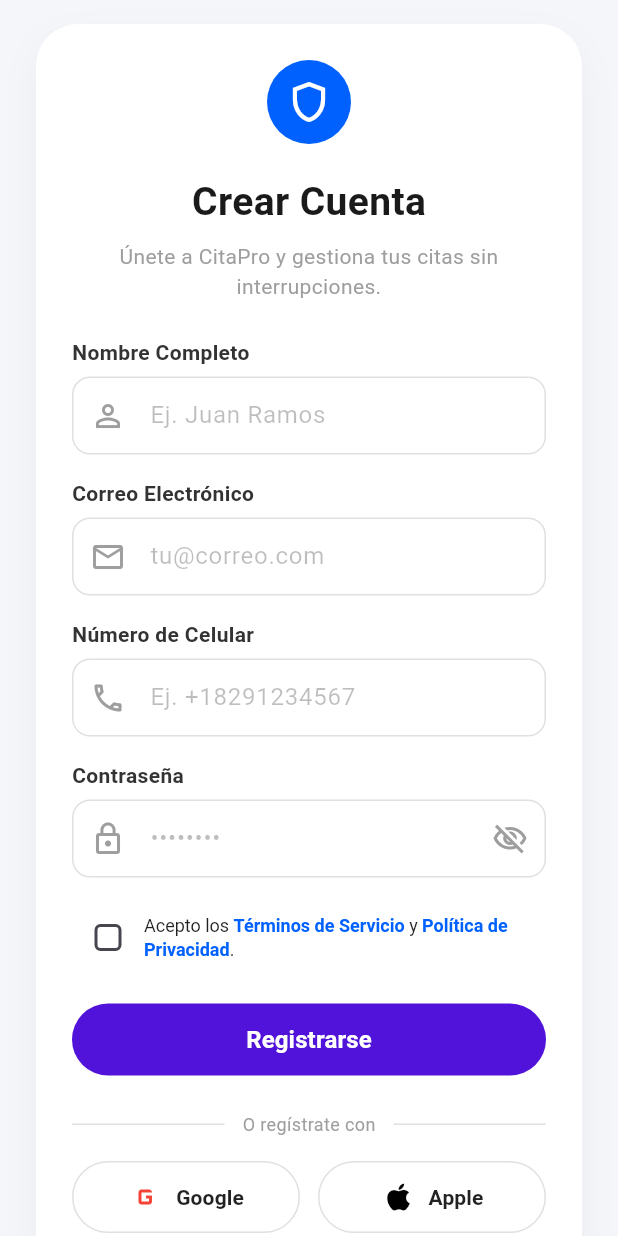
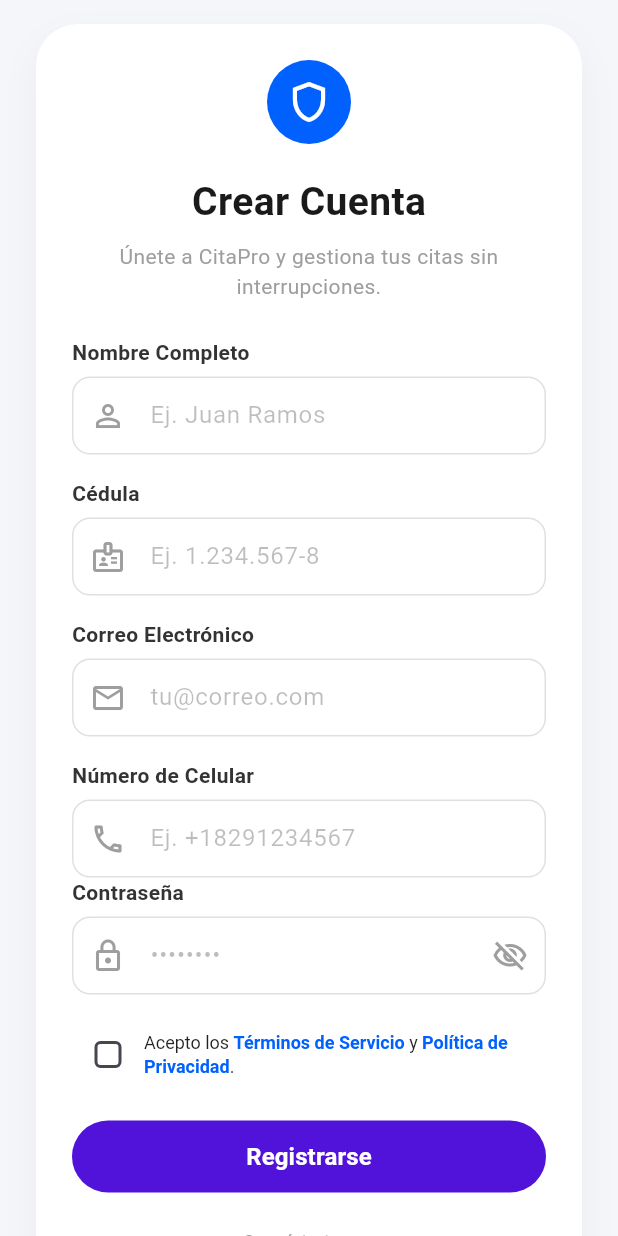
Before and after one commit to OliverRD/CitaPro, a Flutter app: the RegisterScreen screen opened directly, on a phone screen of 412 x 824 dp. Run offline on Flutter 3.47's test engine with Material 3 defaults, Android fonts, the phone set to English and light mode, and no system bars; our stand-ins replace image_picker, supabase_flutter; missing offline and left inert: crypt; accounts and stored records are empty; network calls fail.

Commit message:
Revert "Codigo bueno no cambiarlo"
This reverts commit c4aadb464f630f0a9e89c29c40d1195712c71fd4.

```diff
--- a/lib/data/repositories/auth_repository_mock.dart
+++ b/lib/data/repositories/auth_repository_mock.dart
@@ -10,6 +10,7 @@
     if (email == 'test@citapro.com' && password == '123456') {
       return {
         'nombreUser': 'Usuario',
+        'apellidoUser': 'Prueba',
         'correoUser': email,
         'auth_id': 'mock-uuid-123',
         'id_rol': 2,
@@ -22,6 +23,7 @@
   @override
   Future<void> signUp({
     required String name,
+    required String cedula,
     required String email,
     required String password,
     required String cellphone,
--- a/lib/domain/repositories/auth_repository.dart
+++ b/lib/domain/repositories/auth_repository.dart
@@ -6,6 +6,7 @@
 
   Future<void> signUp({
     required String name,
+    required String cedula,
     required String email,
     required String password,
     required String cellphone,
--- a/lib/presentation/views/profile_screen.dart
+++ b/lib/presentation/views/profile_screen.dart
@@ -235,7 +235,7 @@
                               const Divider(height: 24),
                               _buildInfoRow(
                                 'Número de Teléfono',
-                                viewModel.userPhone,
+                                '+1 (555) 123-4567',
                               ),
                             ],
                           ),
--- a/lib/presentation/views/register_screen.dart
+++ b/lib/presentation/views/register_screen.dart
@@ -13,6 +13,7 @@
   final _formKey = GlobalKey<FormState>();
 
   final _nameController = TextEditingController();
+  final _cedulaController = TextEditingController();
   final _cellphoneController = TextEditingController();
   final _emailController = TextEditingController();
   final _passwordController = TextEditingController();
@@ -32,6 +33,7 @@
   @override
   void dispose() {
     _nameController.dispose();
+    _cedulaController.dispose();
     _cellphoneController.dispose();
     _emailController.dispose();
     _passwordController.dispose();
@@ -54,6 +56,7 @@
     try {
       await _authRepository.signUp(
         name: _nameController.text.trim(),
+        cedula: _cedulaController.text.trim(),
         cellphone: _cellphoneController.text.trim(),
         email: _emailController.text.trim(),
         password: _passwordController.text,
@@ -151,6 +154,16 @@
                     const SizedBox(height: 16),
 
                     _buildInputField(
+                      label: 'Cédula',
+                      hint: 'Ej. 1.234.567-8',
+                      icon: Icons.badge_outlined,
+                      controller: _cedulaController,
+                      validator: (value) =>
+                          value!.isEmpty ? 'Ingresa tu cédula' : null,
+                    ),
+                    const SizedBox(height: 16),
+
+                    _buildInputField(
                       label: 'Correo Electrónico',
                       hint: 'tu@correo.com',
                       icon: Icons.email_outlined,
@@ -184,7 +197,6 @@
                         return null;
                       },
                     ),
-                    const SizedBox(height: 16),
 
                     Column(
                       crossAxisAlignment: CrossAxisAlignment.start,
```
Also changed, not shown: lib/data/repositories/auth_repository_impl.dart (+27 -15 lines), lib/presentation/viewmodels/profile_viewmodel.dart (+2 -9 lines).
